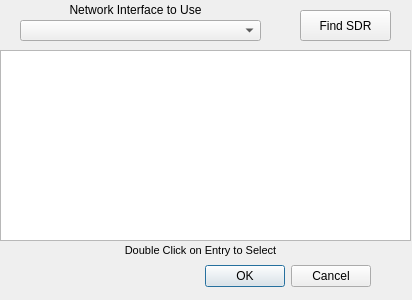
Above: macforms/sdrdiscoverdlg.ui from rafael2k/CuteSDR before the change. Below: the same form after it.
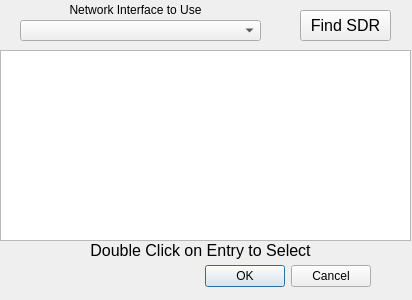
That is the form after the change.

Patch:
```diff
--- a/macforms/sdrdiscoverdlg.ui
+++ b/macforms/sdrdiscoverdlg.ui
@@ -59,6 +59,11 @@
      <height>31</height>
     </rect>
    </property>
+   <property name="font">
+    <font>
+     <pointsize>12</pointsize>
+    </font>
+   </property>
    <property name="toolTip">
     <string>Press to Find all SDR's on Network</string>
    </property>
@@ -77,7 +82,7 @@
    </property>
    <property name="font">
     <font>
-     <pointsize>8</pointsize>
+     <pointsize>12</pointsize>
      <weight>50</weight>
      <bold>false</bold>
      <underline>false</underline>
```
Left out of the diff: 7 changed lines with no effect on the pictures.
